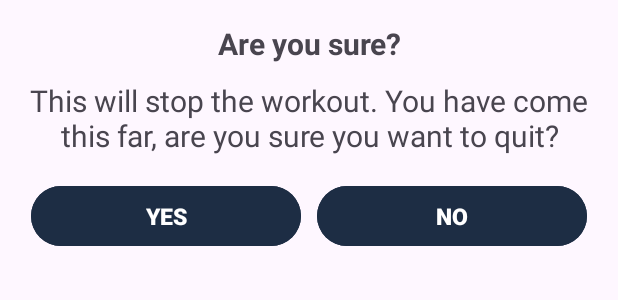
After one commit to PrathB/7min_Workout_App, an Android app: the layout custom_dialog_back_confirmation.xml on its own in the app's theme, with its tools: preview values and no code run, on a phone screen of 412 x 824 dp. The commit adds this screen. Shown: the top 300 px of the screen. Run offline under Robolectric (Android 15) with nearby library versions, the phone set to English and light mode, and no system bars.

Commit message:
Custom dialog to confirm if user wants to go back to main activity.

```diff
--- a/app/src/main/java/com/test/a7minworkout/ExerciseActivity.kt
+++ b/app/src/main/java/com/test/a7minworkout/ExerciseActivity.kt
@@ -1,5 +1,6 @@
 package com.test.a7minworkout
 
+import android.app.Dialog
 import android.content.Intent
 import android.media.MediaPlayer
 import android.net.Uri
@@ -11,6 +12,7 @@ import android.view.View
 import androidx.appcompat.app.AppCompatActivity
 import androidx.recyclerview.widget.LinearLayoutManager
 import com.test.a7minworkout.databinding.ActivityExerciseBinding
+import com.test.a7minworkout.databinding.CustomDialogBackConfirmationBinding
 import java.util.Locale
 
 class ExerciseActivity : AppCompatActivity(), TextToSpeech.OnInitListener {
@@ -44,11 +46,33 @@ class ExerciseActivity : AppCompatActivity(), TextToSpeech.OnInitListener {
         tts = TextToSpeech(this,this)
 
         binding?.toolbarExercise?.setNavigationOnClickListener {
-            onBackPressed()
+            customDialogBack()
         }
 
         setRestView()
         setExerciseStatusRecyclerView()
+    }
+
+    @Deprecated("Deprecated in Java")
+    override fun onBackPressed() {
+        customDialogBack()
+    }
+
+    private fun customDialogBack(){
+        val customDialog = Dialog(this@ExerciseActivity)
+        val customDialogBinding = CustomDialogBackConfirmationBinding.inflate(layoutInflater)
+        customDialog.setContentView(customDialogBinding.root)
+        customDialog.setCanceledOnTouchOutside(false)
+
+        customDialogBinding.btnBackConfirmationYes.setOnClickListener {
+            this@ExerciseActivity.finish()
+            customDialog.dismiss()
+        }
+        customDialogBinding.btnBackConfirmationNo.setOnClickListener {
+            customDialog.dismiss()
+        }
+
+        customDialog.show()
     }
 
     private fun setExerciseStatusRecyclerView(){
--- /dev/null
+++ b/app/src/main/res/layout/custom_dialog_back_confirmation.xml
@@ -0,0 +1,63 @@
+<?xml version="1.0" encoding="utf-8"?>
+<LinearLayout xmlns:android="http://schemas.android.com/apk/res/android"
+    android:layout_width="match_parent"
+    android:layout_height="wrap_content"
+    android:orientation="vertical"
+    android:gravity="center"
+    android:padding="10dp"
+    >
+    <TextView
+        android:layout_width="match_parent"
+        android:layout_height="wrap_content"
+        android:gravity="center"
+        android:padding="5dp"
+        android:text="@string/are_you_sure"
+        android:textSize="20sp"
+        android:textStyle="bold"
+        />
+    <TextView
+        android:layout_width="match_parent"
+        android:layout_height="wrap_content"
+        android:gravity="center"
+        android:padding="5dp"
+        android:text="@string/this_will_stop_the_workout_you_have_come_this_far_are_you_sure_you_want_to_quit"
+        android:textSize="20sp"
+        />
+
+    <LinearLayout
+        android:layout_width="match_parent"
+        android:layout_height="wrap_content"
+        android:padding="5dp"
+        android:orientation="horizontal"
+        android:gravity="center">
+
+        <Button
+            android:id="@+id/btn_back_confirmation_yes"
+            android:layout_width="0dp"
+            android:layout_height="wrap_content"
+            android:layout_margin="5dp"
+            android:layout_weight="1"
+            android:backgroundTint="@color/button_blue"
+            android:text="@string/yes"
+            android:textSize="15sp"
+            android:textStyle="bold"
+            android:textColor="@color/white"
+            style="?android:attr/buttonBarButtonStyle" />
+
+        <Button
+            android:id="@+id/btn_back_confirmation_no"
+            android:layout_width="0dp"
+            android:layout_height="wrap_content"
+            android:layout_margin="5dp"
+            android:layout_weight="1"
+            android:backgroundTint="@color/button_blue"
+            android:text="@string/no"
+            android:textSize="15sp"
+            android:textStyle="bold"
+            android:textColor="@color/white"
+            style="?android:attr/buttonBarButtonStyle" />
+
+    </LinearLayout>
+
+
+</LinearLayout>
--- a/app/src/main/res/values/strings.xml
+++ b/app/src/main/res/values/strings.xml
@@ -12,4 +12,8 @@
     <string name="trophy_image">trophy_image</string>
     <string name="congratulations">Congratulations!,</string>
     <string name="end">END</string>
+    <string name="no">NO</string>
+    <string name="yes">YES</string>
+    <string name="this_will_stop_the_workout_you_have_come_this_far_are_you_sure_you_want_to_quit">This will stop the workout. You have come this far, are you sure you want to quit?</string>
+    <string name="are_you_sure">Are you sure?</string>
 </resources>
```
